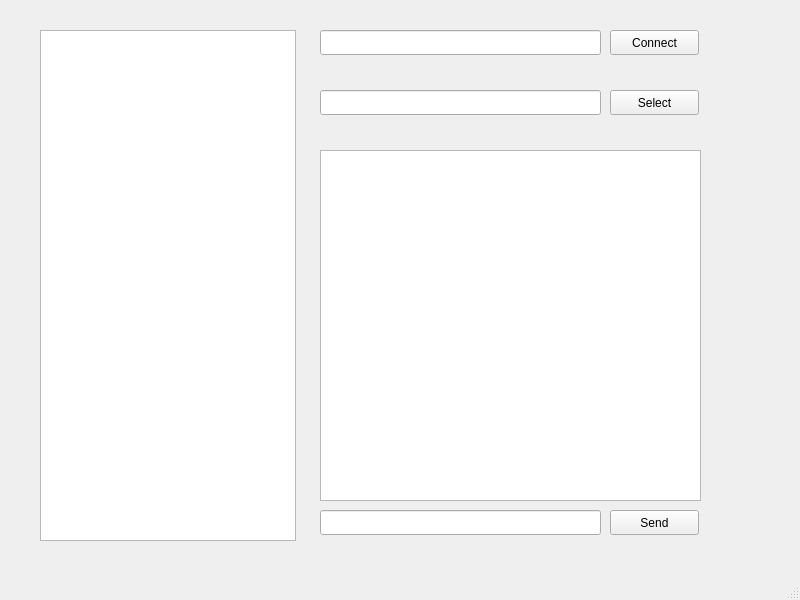
Before: the Qt Designer form client/client/mainwindow.ui in VtripleG/Client_server_app, drawn with Qt 5.
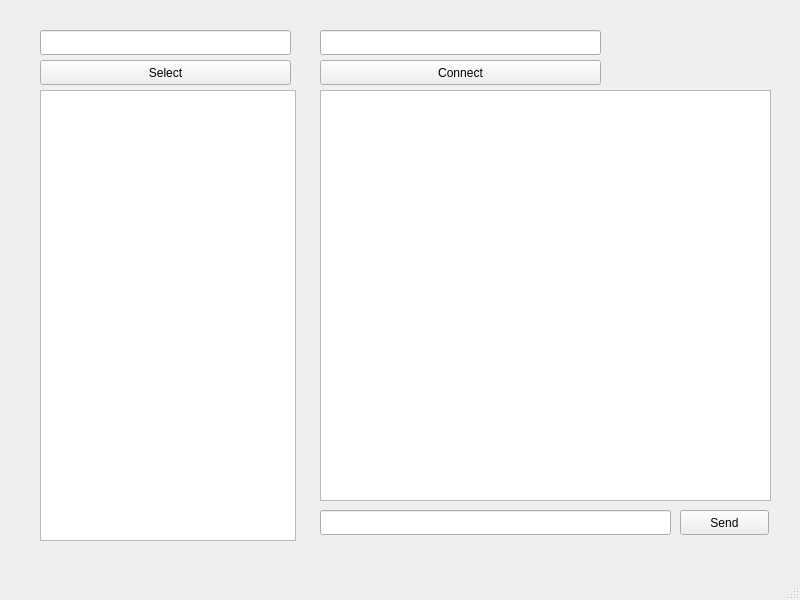
After: the same form once the commit is applied.

Commit message: Изменен дизайн окна

What changed in the file:
```diff
--- a/client/client/mainwindow.ui
+++ b/client/client/mainwindow.ui
@@ -19,25 +19,28 @@
      <rect>
       <x>320</x>
       <y>510</y>
-      <width>281</width>
+      <width>351</width>
       <height>25</height>
      </rect>
     </property>
+    <property name="text">
+     <string/>
+    </property>
    </widget>
    <widget class="QTextBrowser" name="textBrowser">
     <property name="geometry">
      <rect>
       <x>320</x>
-      <y>150</y>
-      <width>381</width>
-      <height>351</height>
+      <y>90</y>
+      <width>451</width>
+      <height>411</height>
      </rect>
     </property>
    </widget>
    <widget class="QPushButton" name="Send_button">
     <property name="geometry">
      <rect>
-      <x>610</x>
+      <x>680</x>
       <y>510</y>
       <width>89</width>
       <height>25</height>
@@ -60,9 +63,9 @@
    <widget class="QPushButton" name="Connect_button">
     <property name="geometry">
      <rect>
-      <x>610</x>
-      <y>30</y>
-      <width>89</width>
+      <x>320</x>
+      <y>60</y>
+      <width>281</width>
       <height>25</height>
      </rect>
     </property>
@@ -73,19 +76,22 @@
    <widget class="QLineEdit" name="lineEditSelect">
     <property name="geometry">
      <rect>
-      <x>320</x>
-      <y>90</y>
-      <width>281</width>
+      <x>40</x>
+      <y>30</y>
+      <width>251</width>
       <height>25</height>
      </rect>
     </property>
+    <property name="text">
+     <string/>
+    </property>
    </widget>
    <widget class="QPushButton" name="Select_button">
     <property name="geometry">
      <rect>
-      <x>610</x>
-      <y>90</y>
-      <width>89</width>
+      <x>40</x>
+      <y>60</y>
+      <width>251</width>
       <height>25</height>
      </rect>
     </property>
@@ -97,9 +103,9 @@
     <property name="geometry">
      <rect>
       <x>40</x>
-      <y>30</y>
+      <y>90</y>
       <width>256</width>
-      <height>511</height>
+      <height>451</height>
      </rect>
     </property>
    </widget>
```
Left out of the diff: 3 changed lines with no effect on the pictures. The commit also changes 1 other file.
